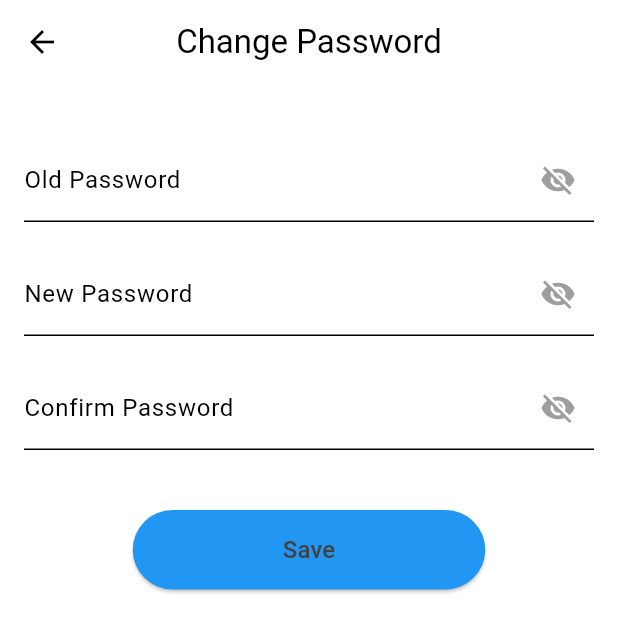
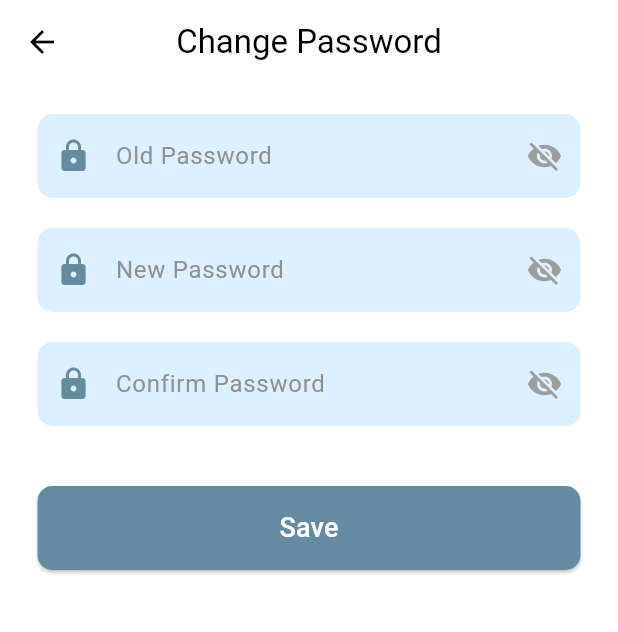
Before and after one commit to UdaraWickramarathne/financial_manager_app_flutter, a Flutter app: the ResetPasswordScreen screen opened directly, on a phone screen of 412 x 824 dp. Shown: the top 632 px of the screen. Run offline on Flutter 3.47's test engine with Material 3 defaults, Android fonts, the phone set to English and light mode, and no system bars; our stand-ins replace image_picker.

Commit message:
account info screen edit

```diff
--- a/lib/screens/profile_pages/account_info/reset_password.dart
+++ b/lib/screens/profile_pages/account_info/reset_password.dart
@@ -1,16 +1,20 @@
 import 'package:flutter/material.dart';
 
+import '../../../components/input_field.dart';
+import '../../../components/login_singup_button.dart';
+
 class ResetPasswordScreen extends StatefulWidget {
-  const ResetPasswordScreen({Key? key}) : super(key: key);
+  const ResetPasswordScreen({super.key});
 
   @override
-  _ResetPasswordScreenState createState() => _ResetPasswordScreenState();
+  State<ResetPasswordScreen> createState() => _ResetPasswordScreenState();
 }
 
 class _ResetPasswordScreenState extends State<ResetPasswordScreen> {
   final TextEditingController oldPasswordController = TextEditingController();
   final TextEditingController newPasswordController = TextEditingController();
-  final TextEditingController confirmPasswordController = TextEditingController();
+  final TextEditingController confirmPasswordController =
+  TextEditingController();
 
   bool _oldPasswordVisible = false;
   bool _newPasswordVisible = false;
@@ -35,84 +39,73 @@ class _ResetPasswordScreenState extends State<ResetPasswordScreen> {
         centerTitle: true,
       ),
       body: Padding(
-        padding: const EdgeInsets.all(16.0),
+        padding: const EdgeInsets.symmetric(horizontal: 25.0),
         child: Column(
           children: [
             const SizedBox(height: 20),
-            _buildPasswordField(
+            InputField(
               controller: oldPasswordController,
+              isObsecure: !_oldPasswordVisible,
+              prefixIcon: Icons.lock,
               label: 'Old Password',
-              isVisible: _oldPasswordVisible,
-              onToggleVisibility: () {
+              suffixIcon: IconButton(
+                icon: Icon(
+                  _oldPasswordVisible ? Icons.visibility : Icons.visibility_off,
+                  color: Colors.grey,
+                ),
+                onPressed: () {
                   setState(() {
                     _oldPasswordVisible = !_oldPasswordVisible;
                   });
                 },
               ),
+            ),
             const SizedBox(height: 20),
-            _buildPasswordField(
+            InputField(
               controller: newPasswordController,
+              isObsecure: !_newPasswordVisible,
+              prefixIcon: Icons.lock,
               label: 'New Password',
-              isVisible: _newPasswordVisible,
-              onToggleVisibility: () {
+              suffixIcon: IconButton(
+                icon: Icon(
+                  _newPasswordVisible ? Icons.visibility : Icons.visibility_off,
+                  color: Colors.grey,
+                ),
+                onPressed: () {
                   setState(() {
                     _newPasswordVisible = !_newPasswordVisible;
                   });
                 },
               ),
+            ),
             const SizedBox(height: 20),
-            _buildPasswordField(
+            InputField(
               controller: confirmPasswordController,
+              isObsecure: !_confirmPasswordVisible,
+              prefixIcon: Icons.lock,
               label: 'Confirm Password',
-              isVisible: _confirmPasswordVisible,
-              onToggleVisibility: () {
+              suffixIcon: IconButton(
+                icon: Icon(
+                  _confirmPasswordVisible
+                      ? Icons.visibility
+                      : Icons.visibility_off,
+                  color: Colors.grey,
+                ),
+                onPressed: () {
                   setState(() {
                     _confirmPasswordVisible = !_confirmPasswordVisible;
                   });
                 },
               ),
+            ),
             const SizedBox(height: 40),
-            ElevatedButton(
-              onPressed: () {
-              },
-              style: ElevatedButton.styleFrom(
-                padding: const EdgeInsets.symmetric(horizontal: 100, vertical: 15),
-                backgroundColor: Colors.blue,
-                shape: RoundedRectangleBorder(
-                  borderRadius: BorderRadius.circular(30),
-                ),
-              ),
-              child: const Text(
-                'Save',
-                style: TextStyle(fontSize: 16),
-              ),
+            LoginSingupButton(
+              data: 'Save',
+              onPressed: () {},
             ),
           ],
         ),
       ),
     );
   }
-
-  Widget _buildPasswordField({
-    required TextEditingController controller,
-    required String label,
-    required bool isVisible,
-    required VoidCallback onToggleVisibility,
-  }) {
-    return TextField(
-      controller: controller,
-      obscureText: !isVisible,
-      decoration: InputDecoration(
-        labelText: label,
-        border: const UnderlineInputBorder(),
-        suffixIcon: IconButton(
-          icon: Icon(
-            isVisible ? Icons.visibility : Icons.visibility_off,
-            color: Colors.grey,
-          ),
-          onPressed: onToggleVisibility,
-        ),
-      ),
-    );
 }
-}
```
Lines whose indentation alone changed are shown as unchanged.
